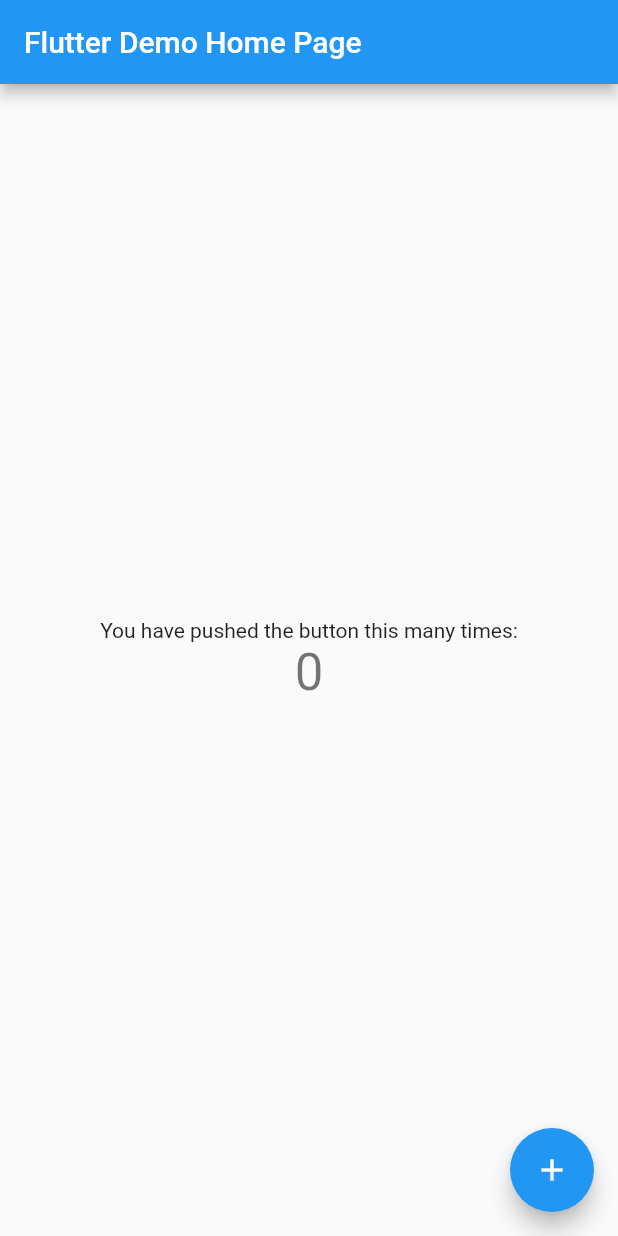
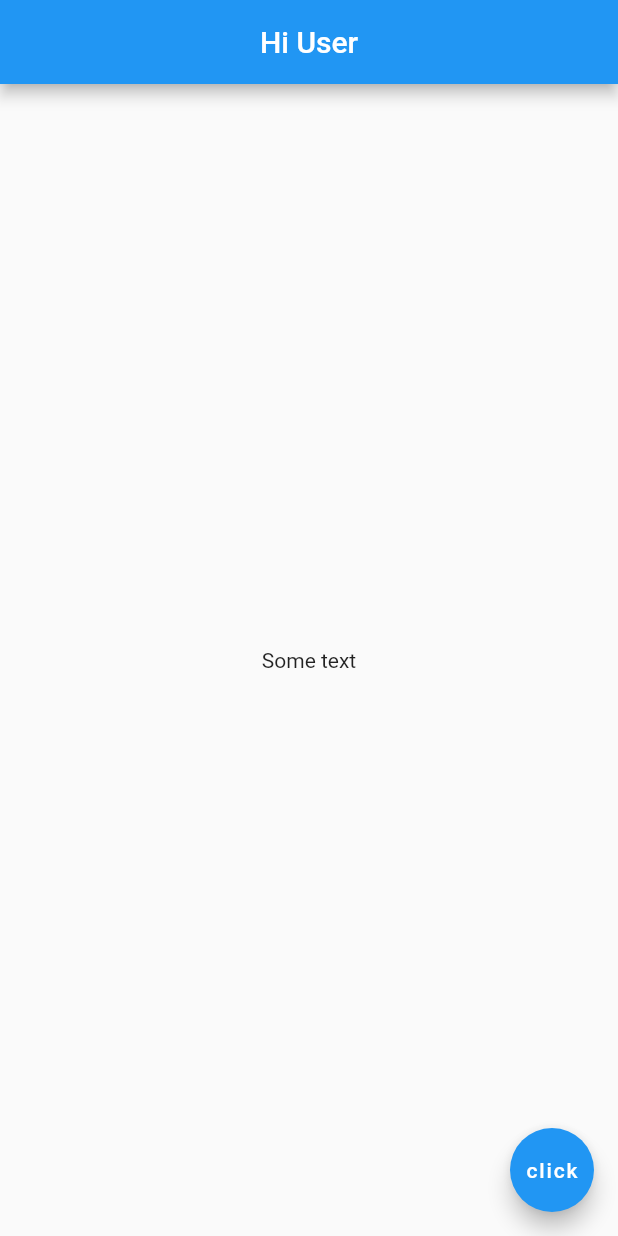
Before and after one commit to soumoq/Flutter-Tutorial, a Flutter app: the screen it shows after launch, on a phone screen of 412 x 824 dp. Run offline on Flutter 3.47's test engine with Material 2 defaults, Android fonts, the phone set to English and light mode, and no system bars.

Commit message:
create simple app with action button

```diff
--- a/lib/main.dart
+++ b/lib/main.dart
@@ -1,117 +1,18 @@
 import 'package:flutter/material.dart';
 
 void main() {
-  runApp(MyApp());
-}
-
-class MyApp extends StatelessWidget {
-  // This widget is the root of your application.
-  @override
-  Widget build(BuildContext context) {
-    return MaterialApp(
-      title: 'Flutter Demo',
-      theme: ThemeData(
-        // This is the theme of your application.
-        //
-        // Try running your application with "flutter run". You'll see the
-        // application has a blue toolbar. Then, without quitting the app, try
-        // changing the primarySwatch below to Colors.green and then invoke
-        // "hot reload" (press "r" in the console where you ran "flutter run",
-        // or simply save your changes to "hot reload" in a Flutter IDE).
-        // Notice that the counter didn't reset back to zero; the application
-        // is not restarted.
-        primarySwatch: Colors.blue,
-        // This makes the visual density adapt to the platform that you run
-        // the app on. For desktop platforms, the controls will be smaller and
-        // closer together (more dense) than on mobile platforms.
-        visualDensity: VisualDensity.adaptivePlatformDensity,
-      ),
-      home: MyHomePage(title: 'Flutter Demo Home Page'),
-    );
-  }
-}
-
-class MyHomePage extends StatefulWidget {
-  MyHomePage({Key key, this.title}) : super(key: key);
-
-  // This widget is the home page of your application. It is stateful, meaning
-  // that it has a State object (defined below) that contains fields that affect
-  // how it looks.
-
-  // This class is the configuration for the state. It holds the values (in this
-  // case the title) provided by the parent (in this case the App widget) and
-  // used by the build method of the State. Fields in a Widget subclass are
-  // always marked "final".
-
-  final String title;
-
-  @override
-  _MyHomePageState createState() => _MyHomePageState();
-}
-
-class _MyHomePageState extends State<MyHomePage> {
-  int _counter = 0;
-
-  void _incrementCounter() {
-    setState(() {
-      // This call to setState tells the Flutter framework that something has
-      // changed in this State, which causes it to rerun the build method below
-      // so that the display can reflect the updated values. If we changed
-      // _counter without calling setState(), then the build method would not be
-      // called again, and so nothing would appear to happen.
-      _counter++;
-    });
-  }
-
-  @override
-  Widget build(BuildContext context) {
-    // This method is rerun every time setState is called, for instance as done
-    // by the _incrementCounter method above.
-    //
-    // The Flutter framework has been optimized to make rerunning build methods
-    // fast, so that you can just rebuild anything that needs updating rather
-    // than having to individually change instances of widgets.
-    return Scaffold(
+  runApp(MaterialApp(
+    home: Scaffold(
       appBar: AppBar(
-        // Here we take the value from the MyHomePage object that was created by
-        // the App.build method, and use it to set our appbar title.
-        title: Text(widget.title),
+        title: Text("Hi User"),
+        centerTitle: true,
       ),
       body: Center(
-        // Center is a layout widget. It takes a single child and positions it
-        // in the middle of the parent.
-        child: Column(
-          // Column is also a layout widget. It takes a list of children and
-          // arranges them vertically. By default, it sizes itself to fit its
-          // children horizontally, and tries to be as tall as its parent.
-          //
-          // Invoke "debug painting" (press "p" in the console, choose the
-          // "Toggle Debug Paint" action from the Flutter Inspector in Android
-          // Studio, or the "Toggle Debug Paint" command in Visual Studio Code)
-          // to see the wireframe for each widget.
-          //
-          // Column has various properties to control how it sizes itself and
-          // how it positions its children. Here we use mainAxisAlignment to
-          // center the children vertically; the main axis here is the vertical
-          // axis because Columns are vertical (the cross axis would be
-          // horizontal).
-          mainAxisAlignment: MainAxisAlignment.center,
-          children: <Widget>[
-            Text(
-              'You have pushed the button this many times:',
-            ),
-            Text(
-              '$_counter',
-              style: Theme.of(context).textTheme.headline4,
-            ),
-          ],
-        ),
+        child: Text("Some text"),
       ),
       floatingActionButton: FloatingActionButton(
-        onPressed: _incrementCounter,
-        tooltip: 'Increment',
-        child: Icon(Icons.add),
-      ), // This trailing comma makes auto-formatting nicer for build methods.
-    );
-  }
+        child: Text("click"),
+      ),
+    ),
+  ));
 }
```
